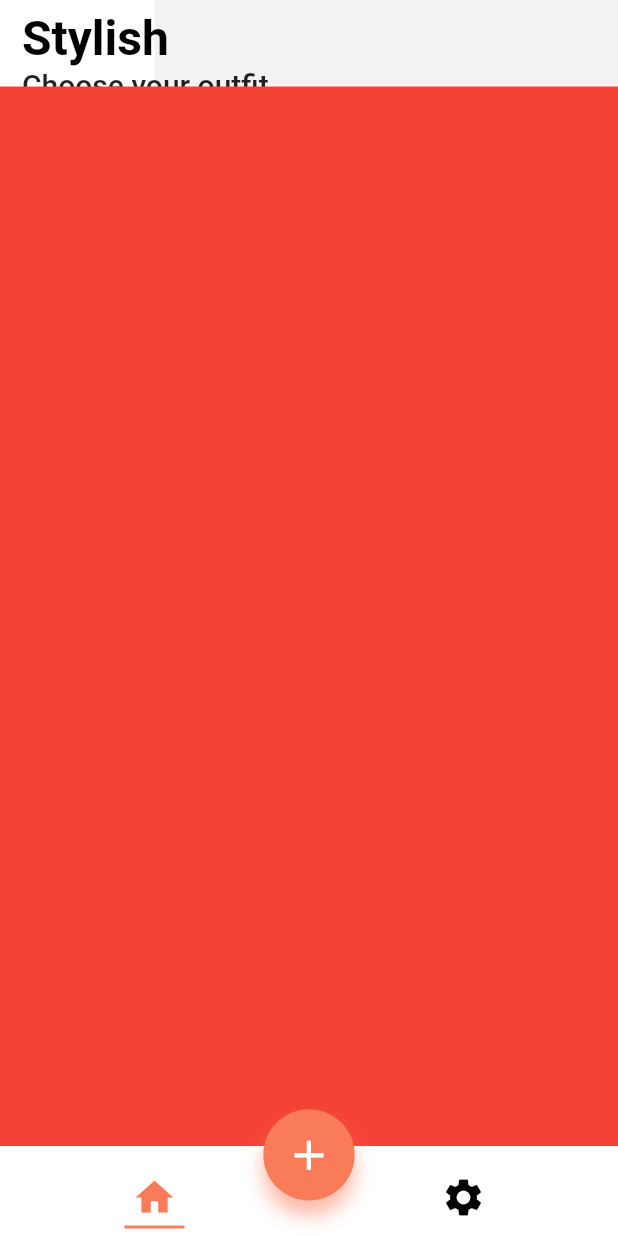
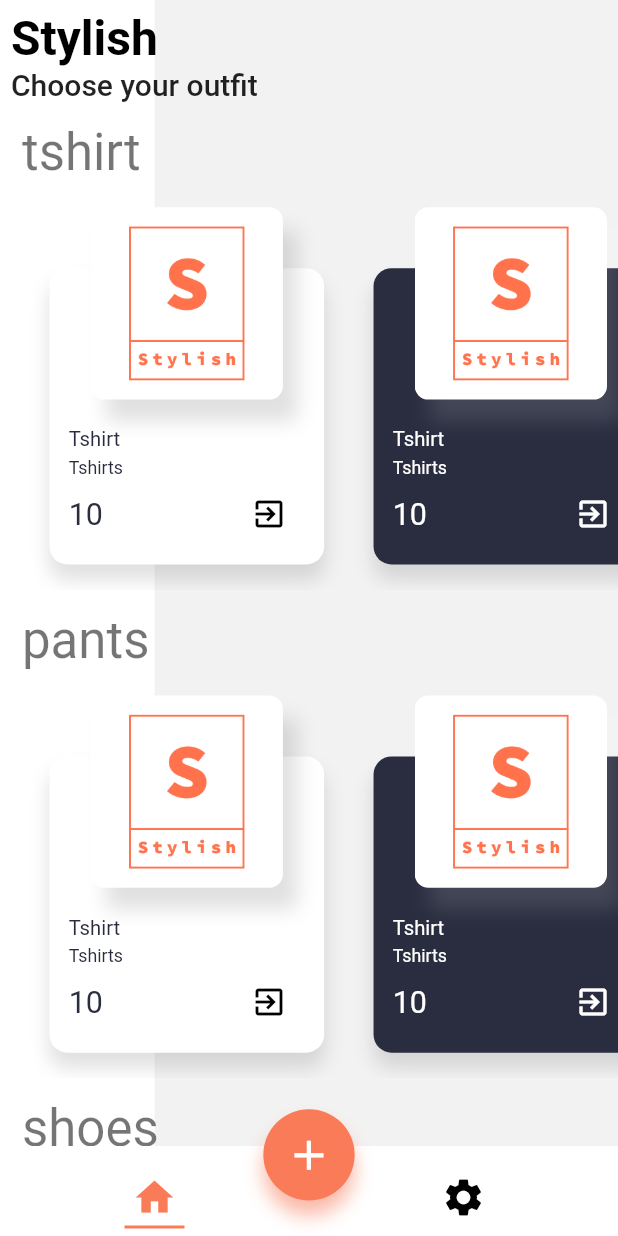
Before and after one commit to calinvasileandrei/stylish, a Flutter app: the screen it shows after launch, on a phone screen of 412 x 824 dp. Run offline on Flutter 3.47's test engine with Material 2 defaults, Android fonts, the phone set to English and light mode, and no system bars; our stand-ins replace flutter_screenutil; missing offline and left inert: image_picker_modern; Roboto replaces fonts that are missing (Helvetica, Montserrat-Bold, Montserrat-Medium).

Commit message:
layout for HomeView and CloteCreateView done

```diff
--- /dev/null
+++ b/lib/Utils/StylishSkeleton.dart
@@ -0,0 +1,53 @@
+import 'package:flutter/material.dart';
+import 'package:flutter_screenutil/flutter_screenutil.dart';
+
+class StylishSkeleton extends StatelessWidget {
+  StylishSkeleton({Key key, this.child, this.iconButton, this.subtitle})
+      : super(key: key);
+  final Widget child;
+  final String subtitle;
+  final IconButton iconButton;
+
+  @override
+  Widget build(BuildContext context) {
+    return Container(
+      color: Theme.of(context).backgroundColor,
+      child: Stack(
+        children: [
+          Container(
+            color: Theme.of(context).primaryColor,
+            height: ScreenUtil().screenHeight,
+            width: ScreenUtil().screenWidth * 0.25,
+          ),
+          SafeArea(
+            child: Column(
+              crossAxisAlignment: CrossAxisAlignment.start,
+              children: [
+                Container(
+                  width: ScreenUtil().screenWidth,
+                  padding: EdgeInsets.only(left: 20.w, top: 20.h),
+                  child: Row(
+                    crossAxisAlignment: CrossAxisAlignment.start,
+                    children: [
+                      if (iconButton != null) iconButton,
+                      Column(
+                        crossAxisAlignment: CrossAxisAlignment.start,
+                        children: [
+                          Text("Stylish",
+                              style: Theme.of(context).textTheme.headline1),
+                          Text(subtitle,
+                              style: Theme.of(context).textTheme.headline6)
+                        ],
+                      ),
+                    ],
+                  ),
+                ),
+                Expanded(child: child)
+              ],
+            ),
+          )
+        ],
+      ),
+    );
+  }
+}
--- a/lib/View/HomeView/Components/CategoryBuilder.dart
+++ b/lib/View/HomeView/Components/CategoryBuilder.dart
@@ -1,20 +1,25 @@
 import 'package:flutter/material.dart';
 import 'package:stylish/Models/Clothe.dart';
 import 'package:stylish/View/HomeView/Components/ClotheWidget.dart';
+import 'package:flutter_screenutil/flutter_screenutil.dart';
 
 class CategoryBuilder extends StatelessWidget {
-  CategoryBuilder(this.items,this.categoryName);
+  CategoryBuilder(this.items, this.categoryName);
   final List<Clothe> items;
   final String categoryName;
 
   @override
   Widget build(BuildContext context) {
-    return ListView.builder(
-        itemCount: items.length ,
-        scrollDirection: Axis.horizontal,
-        physics: BouncingScrollPhysics(),
-        itemBuilder: (context,index){
-          return new ClotheWidget(index,items[index]);
-        });
+    return SizedBox(
+      width: ScreenUtil().screenWidth,
+      height: ScreenUtil().screenHeight * 0.33,
+      child: new ListView.builder(
+          itemCount: items.length,
+          scrollDirection: Axis.horizontal,
+          physics: BouncingScrollPhysics(),
+          itemBuilder: (context, index) {
+            return new ClotheWidget(index, items[index]);
+          }),
+    );
   }
 }
--- a/lib/View/HomeView/Components/ClotheWidget.dart
+++ b/lib/View/HomeView/Components/ClotheWidget.dart
@@ -4,7 +4,7 @@ import 'dart:convert';
 import 'package:stylish/Models/Clothe.dart';
 
 class ClotheWidget extends StatelessWidget {
-  ClotheWidget(this.index,this.clothe);
+  ClotheWidget(this.index, this.clothe);
   final int index;
   final Clothe clothe;
 
@@ -12,23 +12,18 @@ class ClotheWidget extends StatelessWidget {
   Widget build(BuildContext context) {
     return GestureDetector(
         child: Padding(
-        padding: EdgeInsets.only(
-            left: 90.w,
-            top: 50.h,
-            bottom: 50.h
-        ),
+          padding: EdgeInsets.only(left: 90.w, top: 50.h, bottom: 50.h),
           child: SizedBox(
             width: 500.w,
             child: Stack(
-            fit: StackFit.expand,
               children: <Widget>[
                 Padding(
                   padding: EdgeInsets.only(top: 120.h),
                   child: Container(
+                    height: ScreenUtil().screenHeight * 0.3,
                     decoration: BoxDecoration(
-                      color: (index % 2 == 0)
-                          ? Colors.white
-                          : Color(0xFF2a2d3f),
+                        color:
+                            (index % 2 == 0) ? Colors.white : Color(0xFF2a2d3f),
                         boxShadow: [
                           BoxShadow(
                               color: Colors.black12,
@@ -41,23 +36,37 @@ class ClotheWidget extends StatelessWidget {
                 Column(
                   crossAxisAlignment: CrossAxisAlignment.center,
                   children: <Widget>[
-                  Container(
+                    Center(child: _buildFloatingImage()),
+                    Padding(
+                      padding: EdgeInsets.fromLTRB(35.w, 30.h, 35.w, 10.h),
+                      child: _buildCardDetails(),
+                    )
+                  ],
+                )
+              ],
+            ),
+          ),
+        ),
+        onTap: () =>
+            {} //{_navigateToClothe(context, _items[index], _items, index)},
+        );
+  }
+
+  Widget _buildFloatingImage() {
+    return Container(
       child: ClipRRect(
           borderRadius: new BorderRadius.circular(9.0),
-                        child: clothe.ImageFile == null ||
-                            clothe.ImageFile == ""
+          child: clothe.ImageFile == null || clothe.ImageFile == ""
               ? LimitedBox(
-                            child: FadeInImage.assetNetwork(
-                              placeholder: "assets/logo_withe512.png",
-                              image: clothe.Image,
+                  child: Image(
+                    image: AssetImage("assets/logo_white512.png"),
                     width: 350.w,
                     fit: BoxFit.fill,
                   ),
                   maxHeight: 600.h,
                   maxWidth: 500.w)
               : ClipRRect(
-                          borderRadius:
-                          new BorderRadius.circular(9.0),
+                  borderRadius: new BorderRadius.circular(9.0),
                   child: LimitedBox(
                       child: Image.memory(
                         base64Decode(clothe.ImageFile),
@@ -69,44 +78,34 @@ class ClotheWidget extends StatelessWidget {
       decoration: new BoxDecoration(
         boxShadow: [
           BoxShadow(
-                          color: (index % 2 == 0)
-                              ? Colors.black12
-                              : Colors.white12,
+            color: (index % 2 == 0) ? Colors.black12 : Colors.white12,
             blurRadius: 10.0,
             offset: Offset(10.0, 15.0),
           ),
         ],
       ),
-                  ),
-                  Padding(
-                    padding: EdgeInsets.fromLTRB(
-                        35.w,
-                        30.h,
-                        35.w,
-                        0),
-                    child: Column(
+    );
+  }
+
+  Widget _buildCardDetails() {
+    return Column(
       crossAxisAlignment: CrossAxisAlignment.start,
       children: <Widget>[
         Padding(
-                          padding: EdgeInsets.only(
-                              bottom: 12.h),
+          padding: EdgeInsets.only(bottom: 12.h, top: 24.h),
           child: Text(
             clothe.Name,
             style: TextStyle(
                 fontSize: 40.sp,
                 fontFamily: "Montserrat-Bold",
-                                color: (index % 2 == 0)
-                                    ? Color(0xFF2a2d3f)
-                                    : Colors.white),
+                color: (index % 2 == 0) ? Color(0xFF2a2d3f) : Colors.white),
           ),
         ),
         Text(clothe.Type,
             style: TextStyle(
                 fontSize: 35.sp,
                 fontFamily: "Montserrat-Medium",
-                                color: (index % 2 == 0)
-                                    ? Color(0xFF2a2d3f)
-                                    : Colors.white)),
+                color: (index % 2 == 0) ? Color(0xFF2a2d3f) : Colors.white)),
         Row(
           children: <Widget>[
             Expanded(
@@ -114,32 +113,19 @@ class ClotheWidget extends StatelessWidget {
                   style: TextStyle(
                       fontSize: 60.sp,
                       fontFamily: "Montserrat-Bold",
-                                      color: (index % 2 == 0)
-                                          ? Color(0xFF2a2d3f)
-                                          : Colors.white)),
+                      color:
+                          (index % 2 == 0) ? Color(0xFF2a2d3f) : Colors.white)),
             ),
             IconButton(
                 icon: Icon(
                   Icons.exit_to_app,
-                                color: (index % 2 == 0)
-                                    ? Colors.black
-                                    : Colors.white,
+                  color: (index % 2 == 0) ? Colors.black : Colors.white,
                 ),
-                              onPressed: () => {}//_launchURL(index, _items),
+                onPressed: () => {} //_launchURL(index, _items),
                 )
           ],
         ),
       ],
-                    ),
-                  )
-                ],
-              )
-            ],
-          ),
-        ),
-      ),
-      onTap: () =>
-      {}//{_navigateToClothe(context, _items[index], _items, index)},
     );
   }
 }
--- a/lib/View/HomeView/Components/ListCategoryBuilder.dart
+++ b/lib/View/HomeView/Components/ListCategoryBuilder.dart
@@ -0,0 +1,36 @@
+import 'package:flutter/material.dart';
+import 'package:flutter_screenutil/flutter_screenutil.dart';
+import 'package:stylish/Models/Clothe.dart';
+import 'package:stylish/View/HomeView/Components/CategoryBuilder.dart';
+
+class ListCategoryBuilder extends StatelessWidget {
+  ListCategoryBuilder(this.categorys);
+  final Map<String, List<Clothe>> categorys;
+
+  @override
+  Widget build(BuildContext context) {
+    return ListView.builder(
+        itemCount: categorys.length,
+        scrollDirection: Axis.vertical,
+        physics: BouncingScrollPhysics(),
+        itemBuilder: (context, index) {
+          String categoryNameKey = categorys.keys.elementAt(index);
+          return Container(
+              width: ScreenUtil().screenWidth,
+              child: Column(
+                crossAxisAlignment: CrossAxisAlignment.start,
+                children: [
+                  Padding(
+                    padding:
+                        EdgeInsets.only(left: 40.w, right: 40.w, top: 40.h),
+                    child: Text(
+                      categoryNameKey,
+                      style: Theme.of(context).textTheme.headline4,
+                    ),
+                  ),
+                  CategoryBuilder(categorys[categoryNameKey], categoryNameKey),
+                ],
+              ));
+        });
+  }
+}
--- a/lib/View/HomeView/HomeView.dart
+++ b/lib/View/HomeView/HomeView.dart
@@ -1,5 +1,7 @@
 import 'package:flutter/material.dart';
-import 'package:flutter_screenutil/flutter_screenutil.dart';
+import 'package:stylish/Models/Clothe.dart';
+import 'package:stylish/Utils/StylishSkeleton.dart';
+import 'package:stylish/View/HomeView/Components/ListCategoryBuilder.dart';
 
 class HomeView extends StatefulWidget {
   @override
@@ -7,49 +9,30 @@ class HomeView extends StatefulWidget {
 }
 
 class _HomeViewState extends State<HomeView> {
+  Map<String, List<Clothe>> categorys;
+
+  @override
+  void initState() {
+    super.initState();
+
+    Clothe exClothe = new Clothe("Tshirt", "10", "", "", "", "Tshirts");
+    List<Clothe> tshirtList = new List<Clothe>();
+    tshirtList.add(exClothe);
+    tshirtList.add(exClothe);
+    tshirtList.add(exClothe);
+
+    categorys = {
+      "tshirt": tshirtList,
+      "pants": tshirtList,
+      "shoes": tshirtList
+    };
+  }
+
   @override
   Widget build(BuildContext context) {
-    return Container(
-      color: Theme.of(context).backgroundColor,
-      child: Stack(
-        children: [
-          Container(
-            color: Theme.of(context).primaryColor,
-            height: ScreenUtil().screenHeight,
-            width: ScreenUtil().screenWidth *0.25,
-          ),
-          SafeArea(
-            child: Container(
-              height: ScreenUtil().screenHeight,
-              width: ScreenUtil().screenWidth,
-              child: Column(
-                crossAxisAlignment: CrossAxisAlignment.start,
-                children: [
-                  Container(
-                    width: ScreenUtil().screenWidth,
-                    height: ScreenUtil().screenHeight*0.07,
-                    padding: EdgeInsets.only(left: 40.w,right: 40.w,top: 20.h),
-                    child: Column(
-                      crossAxisAlignment: CrossAxisAlignment.start,
-                      children: [
-                        Text("Stylish", style: Theme.of(context).textTheme.headline1
-                        ),
-                        Text("Choose your outfit", style: Theme.of(context).textTheme.headline6)
-                      ],
-                    ),
-                  ),
-                  Expanded(
-                    child: Container(
-                      color: Colors.red,
-
-                    ),
-                  )
-                ],
-              ),
-            ),
-          )
-        ],
-      ),
+    return StylishSkeleton(
+      subtitle: "Choose your outfit",
+      child: ListCategoryBuilder(categorys),
     );
   }
 }
--- a/lib/main.dart
+++ b/lib/main.dart
@@ -1,6 +1,7 @@
 import 'package:flutter/material.dart';
 import 'package:flutter_screenutil/flutter_screenutil.dart';
 import 'package:stylish/Utils/global.dart';
+import 'package:stylish/View/CreateClotheView/CreateClotheView.dart';
 
 import 'View/HomeView/HomeView.dart';
 
@@ -25,7 +26,7 @@ class _TabControllerAppState extends State<TabControllerApp> {
   @override
   Widget build(BuildContext context) {
     return Scaffold(
-      floatingActionButton: _buildFloatingActionButton(),
+      floatingActionButton: _buildFloatingActionButton(context),
       floatingActionButtonLocation: FloatingActionButtonLocation.centerDocked,
       body: DefaultTabController(
         length: 2,
@@ -36,7 +37,9 @@ class _TabControllerAppState extends State<TabControllerApp> {
             physics: const NeverScrollableScrollPhysics(),
             children: [
               new HomeView(),
-              new Container(color: Colors.blue,),
+              new Container(
+                color: Colors.blue,
+              ),
             ],
           ),
           backgroundColor: Theme.of(context).primaryColor,
@@ -60,7 +63,7 @@ class _TabControllerAppState extends State<TabControllerApp> {
               width: 50,
               child: Tab(
                 icon: new Icon(
-                  Icons.home ,
+                  Icons.home,
                   size: 30,
                 ),
               ),
@@ -73,7 +76,7 @@ class _TabControllerAppState extends State<TabControllerApp> {
               width: 50,
               child: Tab(
                 icon: new Icon(
-                  Icons.settings ,
+                  Icons.settings,
                   size: 30,
                 ),
               ),
@@ -89,7 +92,7 @@ class _TabControllerAppState extends State<TabControllerApp> {
     );
   }
 
-  Widget _buildFloatingActionButton() {
+  Widget _buildFloatingActionButton(BuildContext context) {
     //ListViewClothes l = new ListViewClothes();
     return Container(
       width: 180.w,
@@ -112,7 +115,10 @@ class _TabControllerAppState extends State<TabControllerApp> {
           color: Colors.white,
         ),
         onPressed: () {
-          //_insert();
+          Navigator.push(
+            context,
+            MaterialPageRoute(builder: (context) => new CreateClotheView()),
+          );
         },
       ),
     );
```
Also changed, not shown: lib/View/CreateClotheView/CreateClotheView.dart (added, +215 -0 lines), pubspec.yaml (+4 -8 lines), assets/logo_white512.png (added), pubspec.lock, 3 other files. Lines whose indentation alone changed are shown as unchanged.
